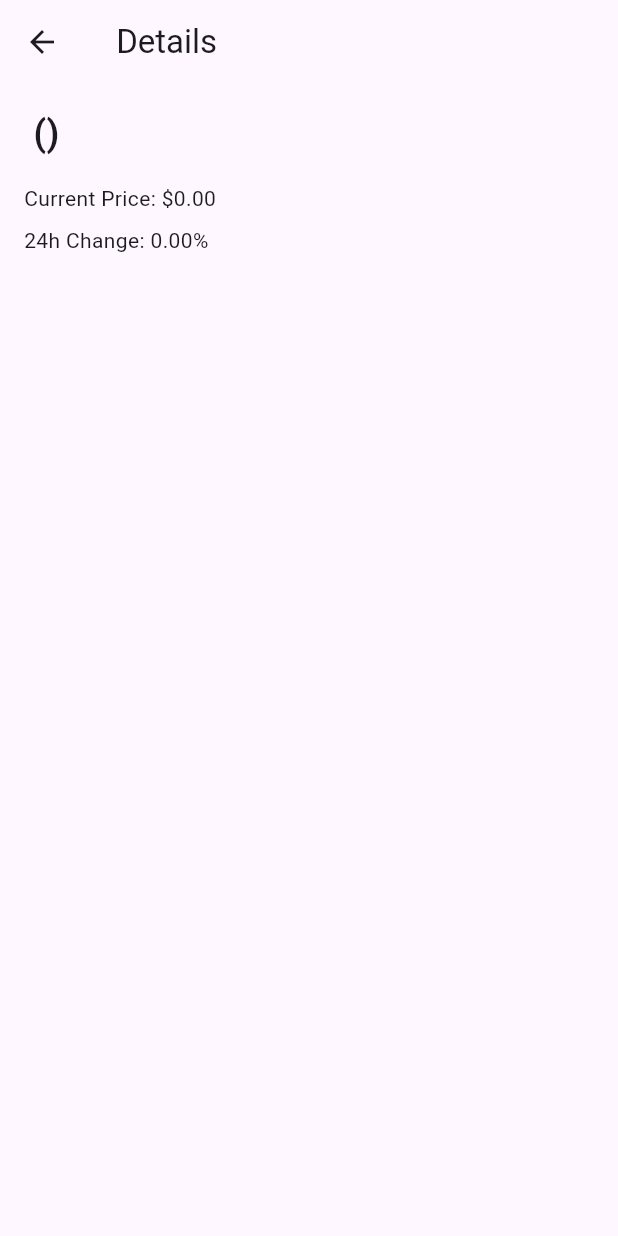
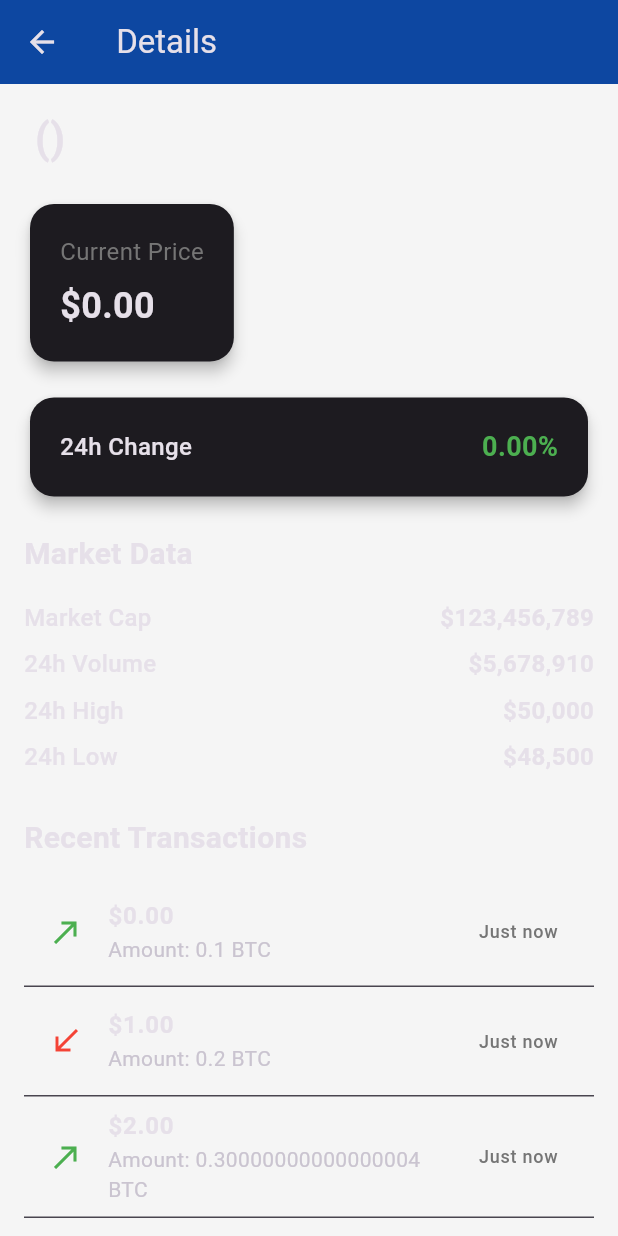
Before and after one commit to Babajangeldimuradow/crypto_tracker, a Flutter app: the CoinDetailPage screen opened directly with empty values, on a phone screen of 412 x 824 dp. Run offline on Flutter 3.47's test engine with Material 3 defaults, Android fonts, the phone set to English and light mode, and no system bars; network calls fail.

Commit message:
Taze üýtgemeler: AndroidManifest, main.dart, coin modeli we coin pages goşuldy

```diff
--- a/lib/models/coin.dart
+++ b/lib/models/coin.dart
@@ -17,9 +17,9 @@ class Coin {
     return Coin(
       id: json['id'],
       name: json['name'],
-      symbol: json['symbol'].toUpperCase(),
-      price: json['current_price']?.toDouble() ?? 0,
-      change24h: json['price_change_percentage_24h']?.toDouble() ?? 0,
+      symbol: (json['symbol'] as String).toUpperCase(),
+      price: (json['current_price'] ?? 0).toDouble(),
+      change24h: (json['price_change_percentage_24h'] ?? 0).toDouble(),
     );
   }
 }
--- a/lib/pages/coin_detail.dart
+++ b/lib/pages/coin_detail.dart
@@ -1,4 +1,3 @@
-
 import 'package:flutter/material.dart';
 import '../models/coin.dart';
 
@@ -9,27 +8,168 @@ class CoinDetailPage extends StatelessWidget {
 
   @override
   Widget build(BuildContext context) {
+    final bool isPositive = coin.change24h >= 0;
+
     return Scaffold(
+      backgroundColor: Colors.grey[100],
       appBar: AppBar(
         title: Text('${coin.name} Details'),
+        backgroundColor: Colors.blue.shade900,
       ),
-      body: Padding(
-        padding: const EdgeInsets.all(16.0),
+      body: SingleChildScrollView(
+        padding: const EdgeInsets.all(16),
         child: Column(
           crossAxisAlignment: CrossAxisAlignment.start,
           children: [
-            Text(
-              '${coin.name} (${coin.symbol})',
-              style: TextStyle(fontSize: 24, fontWeight: FontWeight.bold),
+            Hero(
+              tag: coin.id,
+              child: Material(
+                color: Colors.transparent,
+                child: Text(
+                  '${coin.name} (${coin.symbol})',
+                  style: const TextStyle(
+                    fontSize: 28,
+                    fontWeight: FontWeight.bold,
+                  ),
+                ),
+              ),
             ),
-            SizedBox(height: 16),
-            Text('Current Price: \$${coin.price.toStringAsFixed(2)}'),
-            SizedBox(height: 8),
-            Text('24h Change: ${coin.change24h.toStringAsFixed(2)}%'),
+            const SizedBox(height: 20),
 
+            // Current price card
+            Card(
+              shape: RoundedRectangleBorder(
+                  borderRadius: BorderRadius.circular(16)),
+              elevation: 4,
+              child: Padding(
+                padding: const EdgeInsets.all(20),
+                child: Column(
+                  crossAxisAlignment: CrossAxisAlignment.start,
+                  children: [
+                    Text("Current Price",
+                        style: TextStyle(
+                            fontSize: 16, color: Colors.grey.shade600)),
+                    const SizedBox(height: 8),
+                    Text(
+                      "\$${coin.price.toStringAsFixed(2)}",
+                      style: const TextStyle(
+                        fontSize: 24,
+                        fontWeight: FontWeight.bold,
+                      ),
+                    ),
+                  ],
+                ),
+              ),
+            ),
+            const SizedBox(height: 16),
+
+            // 24h Change card
+            Card(
+              shape: RoundedRectangleBorder(
+                  borderRadius: BorderRadius.circular(16)),
+              elevation: 4,
+              child: Padding(
+                padding: const EdgeInsets.all(20),
+                child: Row(
+                  mainAxisAlignment: MainAxisAlignment.spaceBetween,
+                  children: [
+                    const Text(
+                      "24h Change",
+                      style: TextStyle(
+                          fontSize: 16, fontWeight: FontWeight.w500),
+                    ),
+                    Text(
+                      "${coin.change24h.toStringAsFixed(2)}%",
+                      style: TextStyle(
+                        fontSize: 18,
+                        fontWeight: FontWeight.bold,
+                        color: isPositive ? Colors.green : Colors.red,
+                      ),
+                    ),
+                  ],
+                ),
+              ),
+            ),
+
+            const SizedBox(height: 20),
+
+            const Text(
+              "Market Data",
+              style: TextStyle(
+                fontSize: 20,
+                fontWeight: FontWeight.bold,
+              ),
+            ),
+            const SizedBox(height: 12),
+            _infoTile("Market Cap", "\$123,456,789"),
+            _infoTile("24h Volume", "\$5,678,910"),
+            _infoTile("24h High", "\$50,000"),
+            _infoTile("24h Low", "\$48,500"),
+
+            const SizedBox(height: 24),
+            const Text(
+              "Recent Transactions",
+              style: TextStyle(
+                fontSize: 20,
+                fontWeight: FontWeight.bold,
+              ),
+            ),
+            const SizedBox(height: 12),
+
+            // Placeholder for transactions
+            ListView.separated(
+              shrinkWrap: true,
+              physics: const NeverScrollableScrollPhysics(),
+              itemCount: 5,
+              separatorBuilder: (_, __) => const Divider(height: 1),
+              itemBuilder: (context, index) {
+                return ListTile(
+                  leading: Icon(
+                    index % 2 == 0
+                        ? Icons.call_made
+                        : Icons.call_received,
+                    color: index % 2 == 0 ? Colors.green : Colors.red,
+                  ),
+                  title: Text(
+                    "\$${(coin.price + index).toStringAsFixed(2)}",
+                    style: const TextStyle(fontWeight: FontWeight.bold),
+                  ),
+                  subtitle: Text("Amount: ${(index + 1) * 0.1} BTC"),
+                  trailing: Text(
+                    "Just now",
+                    style: TextStyle(color: Colors.grey[600], fontSize: 12),
+                  ),
+                );
+              },
+            ),
           ],
         ),
       ),
     );
   }
+
+  Widget _infoTile(String label, String value) {
+    return Padding(
+      padding: const EdgeInsets.symmetric(vertical: 4),
+      child: Row(
+        mainAxisAlignment: MainAxisAlignment.spaceBetween,
+        children: [
+          Text(
+            label,
+            style: const TextStyle(
+              fontSize: 16,
+              fontWeight: FontWeight.w500,
+            ),
+          ),
+          Text(
+            value,
+            style: const TextStyle(
+              fontSize: 16,
+              fontWeight: FontWeight.bold,
+            ),
+          ),
+        ],
+      ),
+    );
+  }
 }
--- a/pubspec.yaml
+++ b/pubspec.yaml
@@ -32,6 +32,7 @@ dependencies:
     sdk: flutter
   http: ^1.2.0
   provider: ^6.0.5
+
 
 
   # The following adds the Cupertino Icons font to your application.
```
Also changed, not shown: lib/main.dart (+9 -12 lines), lib/pages/coin_list_page.dart (added, +97 -0 lines), 1 other file.
